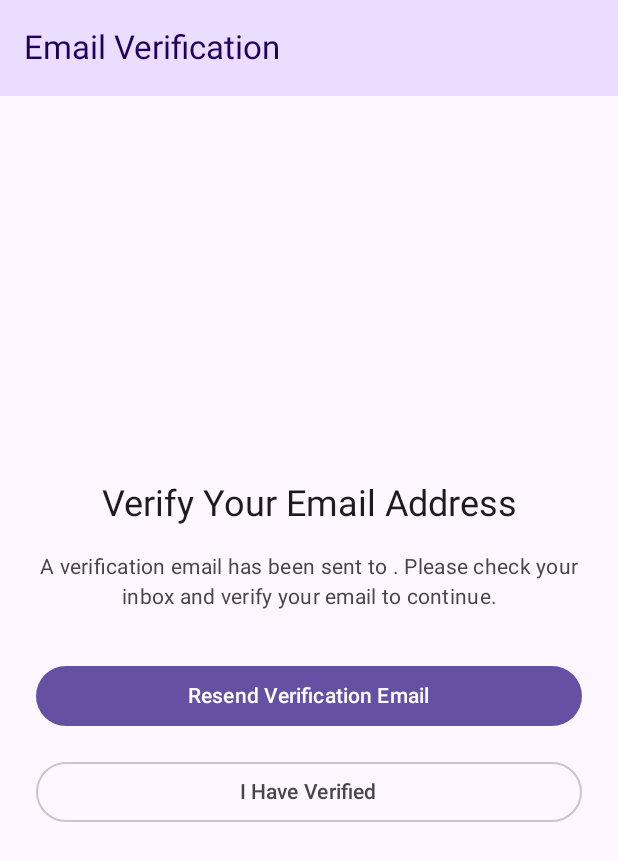
After one commit to DHRUVILPATEL2303/SmartWaste-User, an Android app built with Jetpack Compose: the VerificationScreenUI screen opened through its navigation route, on a phone screen of 412 x 824 dp. The commit adds this screen. Shown: the top 861 px of the screen. Run offline under Robolectric (Android 15) with nearby library versions, the phone set to English and light mode, and no system bars; our stand-ins replace Dagger/Hilt's generated code, Firebase (no records; nobody signed in at launch, a user with empty details on screens opened directly); libraries missing offline, so code that uses them is left out: com.example.bottombar; 1 statement that could not run was skipped.

Commit message:
added the email verification system and ui for it

```diff
--- a/app/src/main/java/com/example/smartwaste_user/MainActivity.kt
+++ b/app/src/main/java/com/example/smartwaste_user/MainActivity.kt
@@ -5,6 +5,12 @@ import androidx.activity.ComponentActivity
 import androidx.activity.compose.setContent
 import androidx.compose.foundation.layout.*
 import androidx.compose.material3.*
+import androidx.compose.runtime.LaunchedEffect
+import androidx.compose.runtime.getValue
+import androidx.compose.runtime.mutableStateOf
+import androidx.compose.runtime.remember
+import androidx.compose.runtime.setValue
+import androidx.compose.ui.Alignment
 import androidx.compose.ui.Modifier
 import androidx.compose.ui.graphics.Color
 import androidx.compose.ui.graphics.toArgb
@@ -45,43 +51,17 @@ class MainActivity : ComponentActivity() {
 //
 
         setContent {
+
             SmartWasteUserTheme {
-//                Scaffold(modifier = Modifier.fillMaxSize()) {innerPadding->
-//                    Box(modifier = Modifier.fillMaxSize().padding(inn)){
-                Surface(
-                    modifier = Modifier.navigationBarsPadding()
-                ) {
-                    AppNavigation(shouldShowOnboarding = !onboardingCompleted, currentUser = auth.currentUser)
-
-                }
-
-//                    }
-
-
-
-
-//                }
+                AppNavigation(
+                    currentUser = auth.currentUser,
+                    shouldShowOnboarding = !onboardingCompleted,
+                )
             }
         }
+
     }
 }
-
-
-
-
-
-
-
-
-
-
-
-
-
-
-
-
-
 
 
 //        oneTapClient = Identity.getSignInClient(this)
--- a/app/src/main/java/com/example/smartwaste_user/presentation/navigation/AppNavigation.kt
+++ b/app/src/main/java/com/example/smartwaste_user/presentation/navigation/AppNavigation.kt
@@ -1,5 +1,6 @@
 package com.example.smartwaste_user.presentation.navigation
 
+import android.util.Log
 import androidx.activity.compose.BackHandler
 import androidx.compose.foundation.layout.fillMaxSize
 import androidx.compose.foundation.layout.navigationBarsPadding
@@ -12,6 +13,7 @@ import androidx.compose.material.icons.filled.Home
 import androidx.compose.material.icons.filled.Star
 import androidx.compose.material3.Scaffold
 import androidx.compose.runtime.Composable
+import androidx.compose.runtime.LaunchedEffect
 import androidx.compose.runtime.collectAsState
 import androidx.compose.runtime.getValue
 import androidx.compose.runtime.mutableIntStateOf
@@ -35,6 +37,8 @@ import com.example.bottombar.model.IndicatorStyle
 import com.example.smartwaste_user.presentation.screens.Auth.LoginScreenUI
 import com.example.smartwaste_user.presentation.screens.OnBoarding.OnBoardingScreenUI
 import com.example.smartwaste_user.presentation.screens.Auth.SignUpScreenUI
+import com.example.smartwaste_user.presentation.screens.home.HomeScreenUI
+import com.example.smartwaste_user.presentation.screens.verificationScreens.VerificationScreenUI
 import com.example.smartwaste_user.presentation.viewmodels.AuthViewModel
 import com.example.smartwaste_user.presentation.viewmodels.OnboardingViewModel
 import com.google.firebase.auth.FirebaseUser
@@ -65,19 +69,21 @@ fun AppNavigation(
     onboardingViewModel: OnboardingViewModel = hiltViewModel<OnboardingViewModel>(),
     shouldShowOnboarding: Boolean,
     currentUser: FirebaseUser?,
-
 ) {
     val navController = rememberNavController()
     val isOnboardingCompleted by onboardingViewModel.onboardingCompleted.collectAsState(initial = false)
 
-    val startDestination = if (shouldShowOnboarding) {
-        SubNavigation.OnBoardingScreen
-    } else if (currentUser==null){
-        SubNavigation.AuthRoutes
-    }else{
-        SubNavigation.HomeRoutes
+    val startDestination = when {
+        shouldShowOnboarding -> SubNavigation.OnBoardingScreen
+        currentUser == null -> SubNavigation.AuthRoutes
+        currentUser.isEmailVerified-> SubNavigation.HomeRoutes
+        !currentUser.isEmailVerified -> SubNavigation.VerifyEmailRoutes
+
+        else -> SubNavigation.VerifyEmailRoutes
+
     }
 
+    Log.d("AppNavigation", "startDestination: $startDestination, isEmailVerified: ${currentUser?.isEmailVerified}")
 
     val navBackStackEntry by navController.currentBackStackEntryAsState()
     val currentRoute = navBackStackEntry?.destination?.route
@@ -88,7 +94,6 @@ fun AppNavigation(
     if (currentIndex != -1) selectedItem = currentIndex
 
     Scaffold(
-
         bottomBar = {
             if (currentBaseRoute in bottomBarRoutes) {
                 AnimatedBottomBar(
@@ -149,7 +154,7 @@ fun AppNavigation(
             navController = navController,
             startDestination = startDestination,
             modifier = Modifier
-//                .padding(paddingValues)
+                .padding(paddingValues)
                 .fillMaxSize()
         ) {
             navigation<SubNavigation.OnBoardingScreen>(startDestination = Routes.OnBoardingScreen) {
@@ -159,10 +164,10 @@ fun AppNavigation(
             }
             navigation<SubNavigation.AuthRoutes>(startDestination = Routes.LoginScreen) {
                 composable<Routes.LoginScreen> {
-                    LoginScreenUI(navController=navController)
+                    LoginScreenUI(navController = navController)
                 }
                 composable<Routes.SignUpScreen> {
-                    SignUpScreenUI(navController=navController)
+                    SignUpScreenUI(navController = navController)
                 }
             }
             navigation<SubNavigation.HomeRoutes>(startDestination = Routes.HomeScreen) {
@@ -177,6 +182,11 @@ fun AppNavigation(
                 }
                 composable<Routes.ProfileScreen> {
                     ProfileScreenUI(navController)
+                }
+            }
+            navigation<SubNavigation.VerifyEmailRoutes>(startDestination = Routes.VerifyEmailScreen) {
+                composable<Routes.VerifyEmailScreen> {
+                    VerificationScreenUI(navController, currentUser!!)
                 }
             }
         }
@@ -197,8 +207,3 @@ fun NotificationScreenUI(navController: NavHostController) {
 fun ReportScreenUI(navController: NavHostController) {
 
 }
-
-
-@Composable
-fun HomeScreenUI(navController: NavHostController) {
-}
--- a/app/src/main/java/com/example/smartwaste_user/presentation/navigation/Routes.kt
+++ b/app/src/main/java/com/example/smartwaste_user/presentation/navigation/Routes.kt
@@ -26,6 +26,9 @@ sealed class Routes{
     @Serializable
     object ProfileScreen
 
+    @Serializable
+    object VerifyEmailScreen
+
 }
 
 
@@ -40,4 +43,7 @@ sealed class SubNavigation {
     @Serializable
     object OnBoardingScreen
 
+    @Serializable
+    object VerifyEmailRoutes
+
 }
--- a/app/src/main/java/com/example/smartwaste_user/presentation/screens/Auth/LoginScreenUI.kt
+++ b/app/src/main/java/com/example/smartwaste_user/presentation/screens/Auth/LoginScreenUI.kt
@@ -71,6 +71,8 @@ fun LoginScreenUI(
             }
         }
     }
+
+
 
     val oneTapClient = remember { Identity.getSignInClient(context) }
     val signInRequest = remember {
--- /dev/null
+++ b/app/src/main/java/com/example/smartwaste_user/presentation/screens/verificationScreens/VerificationScreenUI.kt
@@ -0,0 +1,130 @@
+package com.example.smartwaste_user.presentation.screens.verificationScreens
+
+import androidx.compose.foundation.layout.Arrangement
+import androidx.compose.foundation.layout.Column
+import androidx.compose.foundation.layout.Spacer
+import androidx.compose.foundation.layout.fillMaxSize
+import androidx.compose.foundation.layout.fillMaxWidth
+import androidx.compose.foundation.layout.height
+import androidx.compose.foundation.layout.padding
+import androidx.compose.material3.Button
+import androidx.compose.material3.CircularProgressIndicator
+import androidx.compose.material3.ExperimentalMaterial3Api
+import androidx.compose.material3.MaterialTheme
+import androidx.compose.material3.OutlinedButton
+import androidx.compose.material3.Scaffold
+import androidx.compose.material3.Text
+import androidx.compose.material3.TopAppBar
+import androidx.compose.material3.TopAppBarDefaults
+import androidx.compose.runtime.Composable
+import androidx.compose.runtime.getValue
+import androidx.compose.runtime.mutableStateOf
+import androidx.compose.runtime.remember
+import androidx.compose.runtime.setValue
+import androidx.compose.ui.Alignment
+import androidx.compose.ui.Modifier
+import androidx.compose.ui.text.style.TextAlign
+import androidx.compose.ui.unit.dp
+import androidx.navigation.NavHostController
+import com.example.smartwaste_user.presentation.navigation.SubNavigation
+import com.google.firebase.auth.FirebaseUser
+
+@OptIn(ExperimentalMaterial3Api::class)
+@Composable
+fun VerificationScreenUI(
+    navController: NavHostController,
+    user: FirebaseUser
+) {
+    var isLoading by remember { mutableStateOf(false) }
+    var errorMessage by remember { mutableStateOf<String?>(null) }
+
+    Scaffold(
+        topBar = {
+            TopAppBar(
+                title = { Text("Email Verification") },
+                colors = TopAppBarDefaults.topAppBarColors(
+                    containerColor = MaterialTheme.colorScheme.primaryContainer,
+                    titleContentColor = MaterialTheme.colorScheme.onPrimaryContainer
+                )
+            )
+        },
+        content = { padding ->
+            Column(
+                modifier = Modifier
+                    .fillMaxSize()
+                    .padding(padding)
+                    .padding(horizontal = 24.dp),
+                verticalArrangement = Arrangement.Center,
+                horizontalAlignment = Alignment.CenterHorizontally
+            ) {
+                Text(
+                    text = "Verify Your Email Address",
+                    style = MaterialTheme.typography.headlineSmall,
+                    color = MaterialTheme.colorScheme.onBackground,
+                    textAlign = TextAlign.Center
+                )
+                Spacer(modifier = Modifier.height(16.dp))
+                Text(
+                    text = "A verification email has been sent to ${user.email}. Please check your inbox and verify your email to continue.",
+                    style = MaterialTheme.typography.bodyMedium,
+                    color = MaterialTheme.colorScheme.onSurfaceVariant,
+                    textAlign = TextAlign.Center
+                )
+                Spacer(modifier = Modifier.height(32.dp))
+                Button(
+                    onClick = {
+                        isLoading = true
+                        errorMessage = null
+                        user.sendEmailVerification().addOnCompleteListener { task ->
+                            isLoading = false
+                            if (!task.isSuccessful) {
+                                errorMessage = "Failed to send verification email. Please try again."
+                            }
+                        }
+                    },
+                    modifier = Modifier.fillMaxWidth(),
+                    enabled = !isLoading
+                ) {
+                    if (isLoading) {
+                        CircularProgressIndicator(
+                            modifier = Modifier.height(24.dp),
+                            color = MaterialTheme.colorScheme.onPrimary
+                        )
+                    } else {
+                        Text("Resend Verification Email")
+                    }
+                }
+                Spacer(modifier = Modifier.height(16.dp))
+                OutlinedButton(
+                    onClick = {
+                        isLoading = true
+                        errorMessage = null
+                        user.reload().addOnCompleteListener { task ->
+                            isLoading = false
+                            if (task.isSuccessful && user.isEmailVerified) {
+                                navController.navigate(SubNavigation.HomeRoutes) {
+                                    popUpTo(0) // Clear backstack
+                                }
+                            } else {
+                                errorMessage = "Email not verified yet. Please verify and try again."
+                            }
+                        }
+                    },
+                    modifier = Modifier.fillMaxWidth(),
+                    enabled = !isLoading
+                ) {
+                    Text("I Have Verified")
+                }
+                Spacer(modifier = Modifier.height(16.dp))
+                errorMessage?.let {
+                    Text(
+                        text = it,
+                        color = MaterialTheme.colorScheme.error,
+                        style = MaterialTheme.typography.bodySmall,
+                        textAlign = TextAlign.Center
+                    )
+                }
+            }
+        }
+    )
+}
--- a/app/src/main/java/com/example/smartwaste_user/presentation/viewmodels/AuthViewModel.kt
+++ b/app/src/main/java/com/example/smartwaste_user/presentation/viewmodels/AuthViewModel.kt
@@ -28,6 +28,8 @@ class AuthViewModel @Inject constructor(
     private val loginUserUseCase: LoginUserUseCase
 ) : ViewModel() {
 
+    val _isEmailVerified = mutableStateOf<Boolean?>(null)
+    val isEmailVerified = _isEmailVerified
     private val _signUpState = MutableStateFlow(Common<FirebaseUser>())
     val signUpState = _signUpState.asStateFlow()
 
@@ -120,6 +122,14 @@ class AuthViewModel @Inject constructor(
         }
     }
 
+
+
+    fun checkEmailVerification(user: FirebaseUser?) {
+        viewModelScope.launch {
+            user?.reload()
+            _isEmailVerified.value = user?.isEmailVerified
+        }
+    }
 }
 
 data class Common<T>(
```
Also changed, not shown: app/src/main/java/com/example/smartwaste_user/data/repoimpl/AuthRepositryImpl.kt (+22 -12 lines), app/src/main/java/com/example/smartwaste_user/presentation/screens/home/HomeScreenUI.kt (added, +88 -0 lines).
